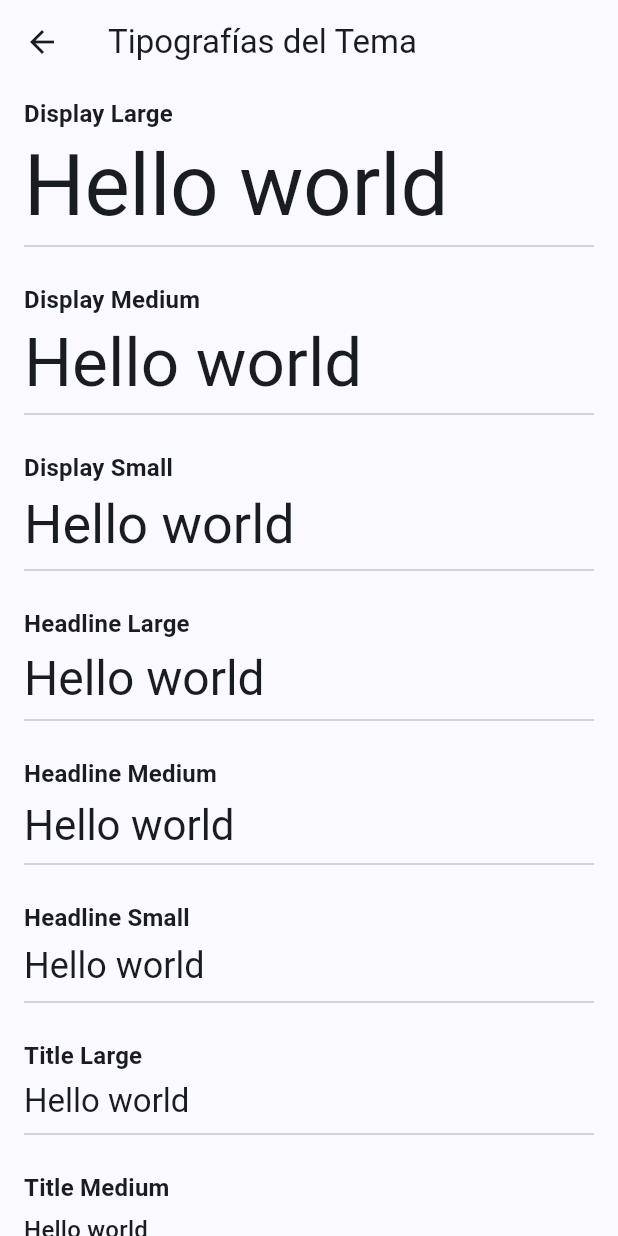
After one commit to Juliocpo946/practicas_moviles, a Flutter app: the TypographyScreen screen opened directly, on a phone screen of 412 x 824 dp. The commit adds this screen. Run offline on Flutter 3.47's test engine with Material 3 defaults, Android fonts, the phone set to English and light mode, and no system bars; our stand-ins replace device_preview.

Commit message:
implementacion de visualizacion de tipografia

```diff
--- a/lib/MyApp.dart
+++ b/lib/MyApp.dart
@@ -1,6 +1,7 @@
 import 'package:flutter/material.dart';
 import 'package:device_preview/device_preview.dart';
 import 'screens/color_card_screen.dart';
+//import 'screens/typography_screen.dart';
 import 'core/theme.dart';
 
 class MyApp extends StatelessWidget {
@@ -12,10 +13,14 @@ class MyApp extends StatelessWidget {
       locale: DevicePreview.locale(context),
       builder: DevicePreview.appBuilder,
       debugShowCheckedModeBanner: false,
-      theme: MaterialTheme(Theme.of(context).textTheme).light(),
-      darkTheme: MaterialTheme(Theme.of(context).textTheme).dark(),
+      theme: MaterialTheme(
+          Theme.of(context).textTheme
+      ).light(),
+      darkTheme: MaterialTheme(
+          Theme.of(context).textTheme
+      ).dark(),
       themeMode: ThemeMode.system,
-      home: const ColorCardScreen(),
+      home: const ColorCardScreen(), //const TypographyScreen(),
     );
   }
 }
--- a/lib/screens/color_card_screen.dart
+++ b/lib/screens/color_card_screen.dart
@@ -26,7 +26,7 @@ class ColorCardScreen extends StatelessWidget {
       'On Error Container': colorScheme.onErrorContainer,
       'Surface': colorScheme.surface,
       'On Surface': colorScheme.onSurface,
-      'Surface Variant': colorScheme.surfaceVariant,
+      'Surface Variant': colorScheme.surfaceContainerHighest,
       'On Surface Variant': colorScheme.onSurfaceVariant,
       'Outline': colorScheme.outline,
     };
--- /dev/null
+++ b/lib/screens/typography_screen.dart
@@ -0,0 +1,45 @@
+import 'package:flutter/material.dart';
+import '../widgets/typography_tile.dart';
+
+class TypographyScreen extends StatelessWidget {
+  const TypographyScreen({super.key});
+
+  @override
+  Widget build(BuildContext context) {
+    final textTheme = Theme.of(context).textTheme;
+    final typographyStyles = {
+      'Display Large': textTheme.displayLarge,
+      'Display Medium': textTheme.displayMedium,
+      'Display Small': textTheme.displaySmall,
+      'Headline Large': textTheme.headlineLarge,
+      'Headline Medium': textTheme.headlineMedium,
+      'Headline Small': textTheme.headlineSmall,
+      'Title Large': textTheme.titleLarge,
+      'Title Medium': textTheme.titleMedium,
+      'Title Small': textTheme.titleSmall,
+      'Label Large': textTheme.labelLarge,
+      'Label Medium': textTheme.labelMedium,
+      'Label Small': textTheme.labelSmall,
+      'Body Large': textTheme.bodyLarge,
+      'Body Medium': textTheme.bodyMedium,
+      'Body Small': textTheme.bodySmall,
+    };
+
+    return Scaffold(
+      appBar: AppBar(
+        title: const Text('Tipografías del Tema'),
+      ),
+      body: ListView.builder(
+        itemCount: typographyStyles.length,
+        itemBuilder: (context, index) {
+          final styleName = typographyStyles.keys.elementAt(index);
+          final style = typographyStyles.values.elementAt(index);
+          return TypographyTile(
+            styleName: styleName,
+            style: style,
+          );
+        },
+      ),
+    );
+  }
+}
--- /dev/null
+++ b/lib/widgets/typography_tile.dart
@@ -0,0 +1,36 @@
+import 'package:flutter/material.dart';
+
+class TypographyTile extends StatelessWidget {
+  final String styleName;
+  final TextStyle? style;
+
+  const TypographyTile({
+    super.key,
+    required this.styleName,
+    this.style,
+  });
+
+  @override
+  Widget build(BuildContext context) {
+    return Padding(
+      padding: const EdgeInsets.symmetric(vertical: 8.0, horizontal: 16.0),
+      child: Column(
+        crossAxisAlignment: CrossAxisAlignment.start,
+        children: [
+          Text(
+            styleName,
+            style: Theme.of(context).textTheme.titleMedium?.copyWith(
+              fontWeight: FontWeight.bold,
+            ),
+          ),
+          const SizedBox(height: 4),
+          Text(
+            'Hello world',
+            style: style,
+          ),
+          const Divider(height: 16),
+        ],
+      ),
+    );
+  }
+}
```
